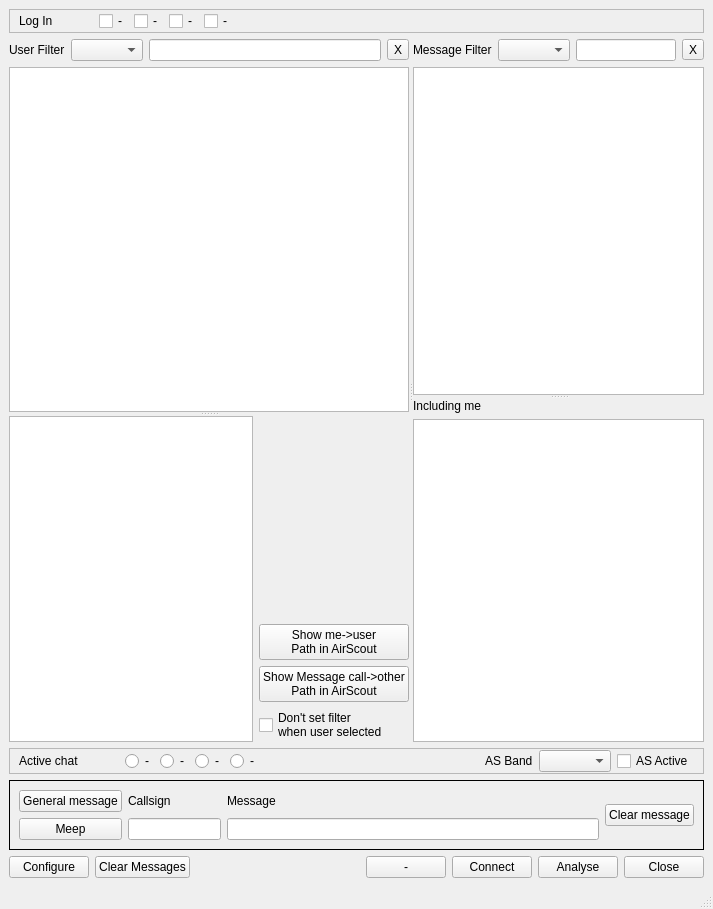
The window that mqt/MqtKSTClient/kstmainwindow.ui (Rsclub22/Minos2-Mirror) describes before a commit, drawn with Qt 5.
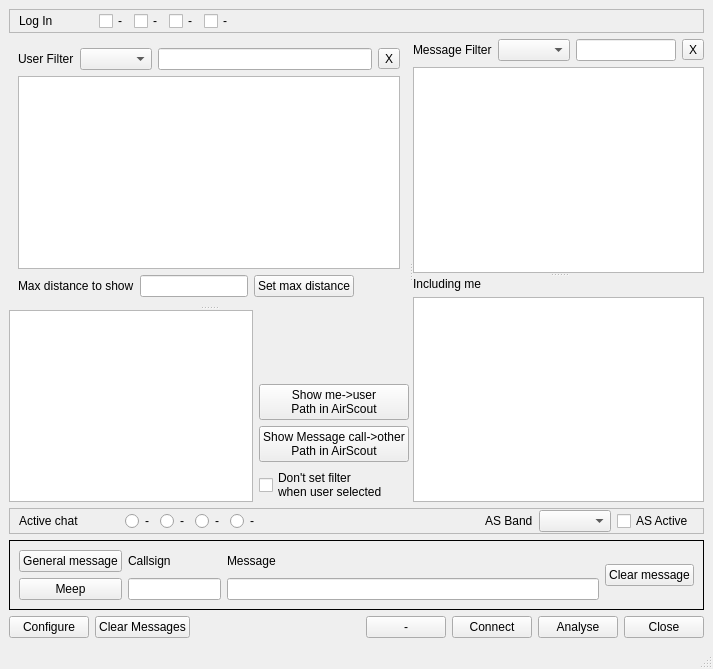
The same window after the commit. Custom widgets are drawn as their Qt base class.

Commit message: Move max distance filter onto main screen

The edit to the form file:
```diff
--- a/mqt/MqtKSTClient/kstmainwindow.ui
+++ b/mqt/MqtKSTClient/kstmainwindow.ui
@@ -7,7 +7,7 @@
     <x>0</x>
     <y>0</y>
     <width>713</width>
-    <height>909</height>
+    <height>669</height>
    </rect>
   </property>
   <property name="windowTitle">
@@ -115,7 +115,10 @@
        <property name="orientation">
         <enum>Qt::Vertical</enum>
        </property>
-       <widget class="QWidget" name="layoutWidget1">
+       <widget class="QFrame" name="">
+        <property name="frameShape">
+         <enum>QFrame::NoFrame</enum>
+        </property>
         <layout class="QVBoxLayout" name="verticalLayout">
          <item>
           <layout class="QHBoxLayout" name="horizontalLayout_2">
@@ -171,6 +174,44 @@
            </property>
           </widget>
          </item>
+         <item>
+          <layout class="QHBoxLayout" name="horizontalLayout_10">
+           <item>
+            <widget class="QLabel" name="label_7">
+             <property name="text">
+              <string>Max distance to show</string>
+             </property>
+            </widget>
+           </item>
+           <item>
+            <widget class="QLineEdit" name="maxDistanceEdit">
+             <property name="clearButtonEnabled">
+              <bool>true</bool>
+             </property>
+            </widget>
+           </item>
+           <item>
+            <widget class="QPushButton" name="maxDistanceButton">
+             <property name="text">
+              <string>Set max distance</string>
+             </property>
+            </widget>
+           </item>
+           <item>
+            <spacer name="horizontalSpacer_6">
+             <property name="orientation">
+              <enum>Qt::Horizontal</enum>
+             </property>
+             <property name="sizeHint" stdset="0">
+              <size>
+               <width>40</width>
+               <height>20</height>
+              </size>
+             </property>
+            </spacer>
+           </item>
+          </layout>
+         </item>
         </layout>
        </widget>
        <widget class="QFrame" name="planesFrame">
```
The commit also changes 4 other files.
